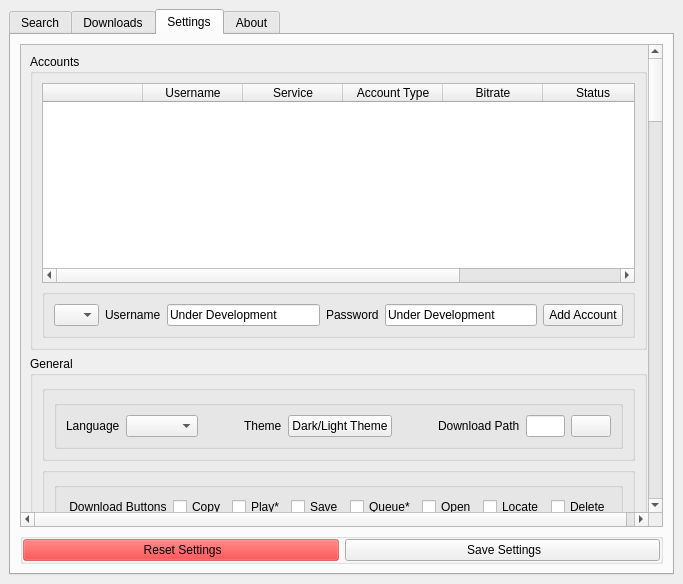
Qt form src/onthespot/gui/qtui/main.ui (moddroid94/onthespot) before a commit.
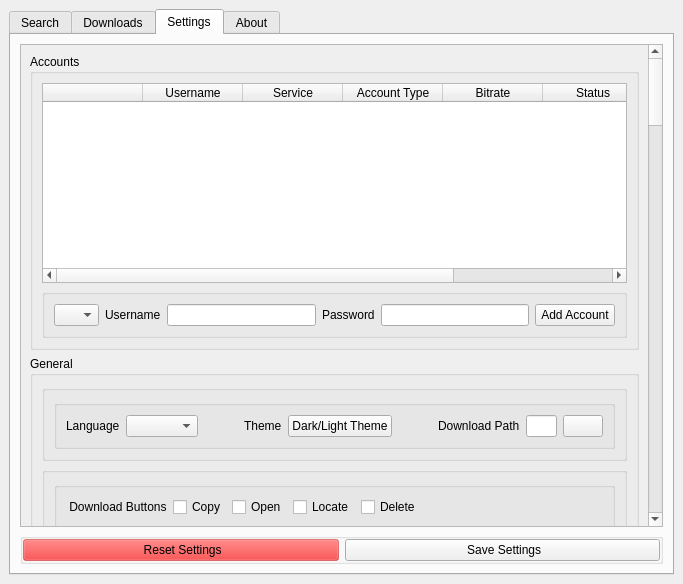
The same form after that commit. Icons and pictures are not drawn.

Commit message: Fix download lag, cache soundcloud requests, fix soundcloud downloads on windows

Patch:
```diff
--- a/src/onthespot/gui/qtui/main.ui
+++ b/src/onthespot/gui/qtui/main.ui
@@ -570,7 +570,7 @@
             <rect>
              <x>0</x>
              <y>0</y>
-             <width>641</width>
+             <width>630</width>
              <height>3265</height>
             </rect>
            </property>
@@ -712,7 +712,7 @@
                      </size>
                     </property>
                     <property name="text">
-                     <string>Under Development</string>
+                     <string/>
                     </property>
                    </widget>
                   </item>
@@ -738,7 +738,7 @@
                      </size>
                     </property>
                     <property name="text">
-                     <string>Under Development</string>
+                     <string/>
                     </property>
                    </widget>
                   </item>
@@ -922,33 +922,6 @@
                        </property>
                       </widget>
                      </item>
-                     <item>
-                      <widget class="QCheckBox" name="inp_download_play_btn">
-                       <property name="toolTip">
-                        <string>This feature requires a premium account.</string>
-                       </property>
-                       <property name="text">
-                        <string>Play*</string>
-                       </property>
-                      </widget>
-                     </item>
-                     <item>
-                      <widget class="QCheckBox" name="inp_download_save_btn">
-                       <property name="text">
-                        <string>Save</string>
-                       </property>
-                      </widget>
-                     </item>
-                     <item>
-                      <widget class="QCheckBox" name="inp_download_queue_btn">
-                       <property name="toolTip">
-                        <string>This feature requires a premium account.</string>
-                       </property>
-                       <property name="text">
-                        <string>Queue*</string>
-                       </property>
-                      </widget>
-                     </item>
                      <item>
                       <widget class="QCheckBox" name="inp_download_open_btn">
                        <property name="text">
```
Left out of the diff: 13 changed lines with no effect on the pictures. The commit also changes 9 other files.
